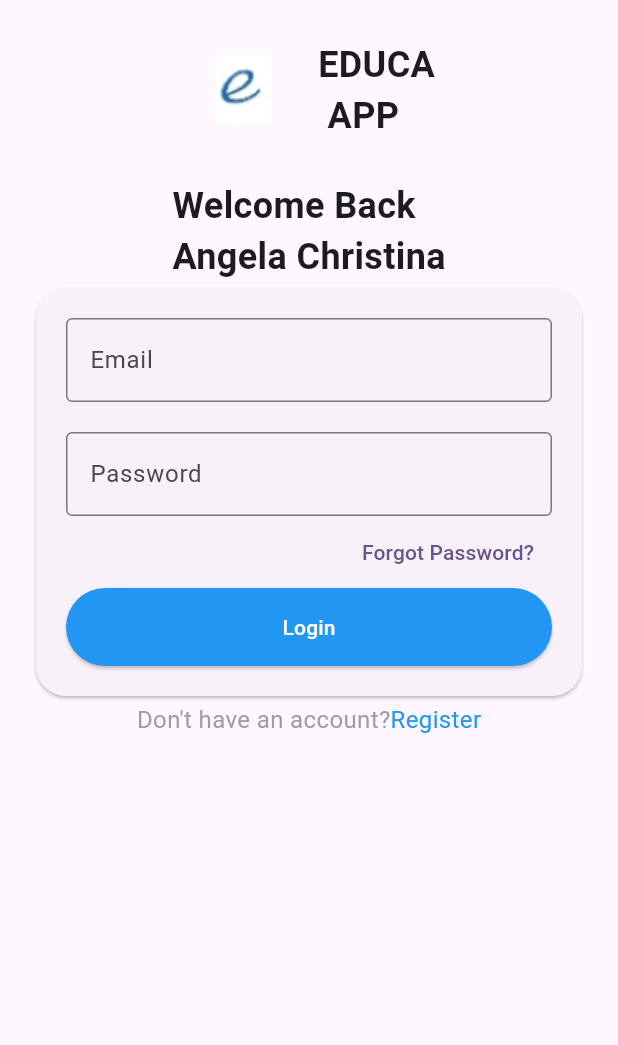
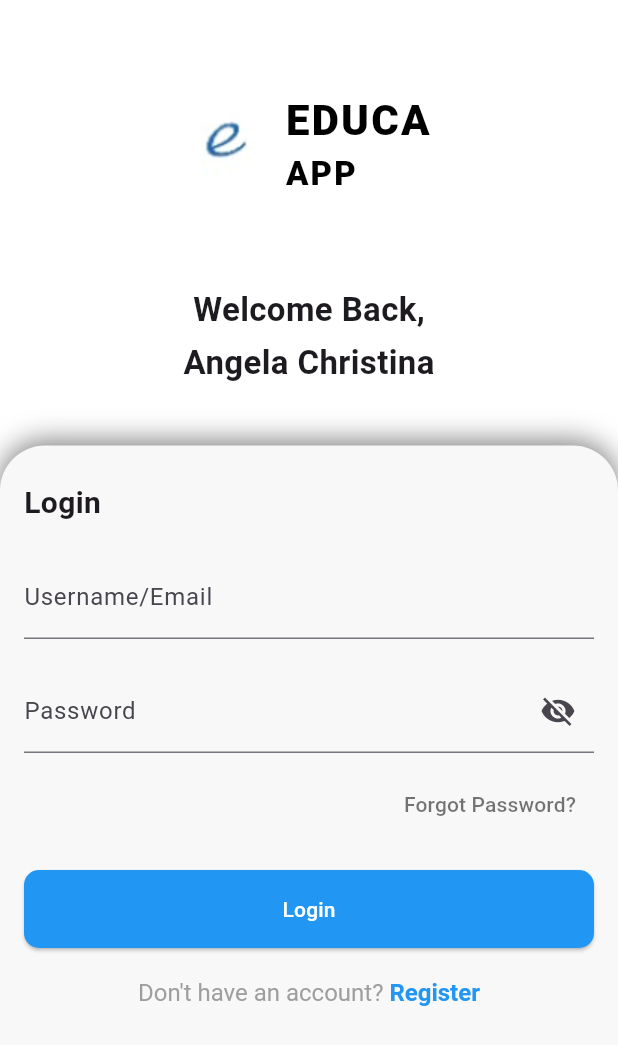
Before and after one commit to AsmiAd/trilink_assignment, a Flutter app: the screen it shows after launch, after a tap on "Task 2 - Login Page", on a phone screen of 412 x 824 dp. Shown: the top 1045 px of the screen. Run offline on Flutter 3.47's test engine with Material 3 defaults, Android fonts, the phone set to English and light mode, and no system bars; our stand-ins replace flutter_riverpod; network calls fail.

Commit message:
Enhance login screen layout and functionality; improve profile screen design

```diff
--- a/lib/login/screen/login_screen.dart
+++ b/lib/login/screen/login_screen.dart
@@ -9,51 +9,106 @@ class LoginScreen extends StatefulWidget {
 
 class _LoginScreenState extends State<LoginScreen> {
   final _formKey = GlobalKey<FormState>();
+  bool _isPasswordVisible = false;
 
   @override
   Widget build(BuildContext context) {
     return Scaffold(
+      backgroundColor: Colors.white,
       body: SafeArea(
-        child: Padding(
-          padding: EdgeInsets.all(20),
         child: Column(
+          crossAxisAlignment: CrossAxisAlignment.center,
           children: [
+            SizedBox(height: 60),
             //logo
             Row(
               mainAxisAlignment: MainAxisAlignment.center,
+              crossAxisAlignment: CrossAxisAlignment.center,
               children: [
-                  Image.asset('assets/images/logo.png', width: 80, height: 80),
+                Image.asset('assets/images/logo.png', width: 55, height: 55),
                 SizedBox(width: 10),
+                Column(
+                  crossAxisAlignment: CrossAxisAlignment.start,
+                  children: const [
                     Text(
-                    'EDUCA\n APP',
-                    style: TextStyle(fontSize: 24, fontWeight: FontWeight.bold),
+                      'EDUCA',
+                      style: TextStyle(
+                        fontSize: 28,
+                        fontWeight: FontWeight.w900,
+                        letterSpacing: 1.5,
+                        color: Colors.black,
+                      ),
+                    ),
+                    Text(
+                      'APP',
+                      style: TextStyle(
+                        fontSize: 22,
+                        fontWeight: FontWeight.w900,
+                        letterSpacing: 1.5,
+                        color: Colors.black,
+                      ),
                     ),
                   ],
                 ),
-              SizedBox(height: 20),
+              ],
+            ),
+            SizedBox(height: 60),
 
             //welcome text
-              Text(
-                'Welcome Back\nAngela Christina',
-                style: TextStyle(fontSize: 24, fontWeight: FontWeight.bold),
+            const Text(
+              "Welcome Back,",
+              style: TextStyle(fontSize: 22, fontWeight: FontWeight.bold),
+            ),
+            const SizedBox(height: 4),
+            const Text(
+              "Angela Christina",
+              style: TextStyle(fontSize: 22, fontWeight: FontWeight.bold),
             ),
 
+            const SizedBox(height: 40),
+
             //login card
-              Card(
-                shape: RoundedRectangleBorder(
-                  borderRadius: BorderRadius.circular(20),
+            Expanded(
+              child: Container(
+                padding: const EdgeInsets.symmetric(
+                  horizontal: 16,
+                  vertical: 24,
                 ),
-                child: Padding(
-                  padding: EdgeInsets.all(20),
+                decoration: BoxDecoration(
+                  color: const Color(0xFFF8F8F8),
+                  borderRadius: const BorderRadius.only(
+                    topLeft: Radius.circular(30),
+                    topRight: Radius.circular(30),
+                  ),
+                  boxShadow: [
+                    BoxShadow(
+                      color: Colors.black.withOpacity(0.5),
+                      blurRadius: 15,
+                      offset: const Offset(0, -3), // shadow upward
+                    ),
+                  ],
+                ),
                 child: Form(
                   key: _formKey,
                   child: Column(
                     children: [
+                      Align(
+                        alignment: Alignment.centerLeft,
+                        child: Text(
+                          'Login',
+                          style: TextStyle(
+                            fontSize: 20,
+                            fontWeight: FontWeight.bold,
+                          ),
+                        ),
+                      ),
+
+                      SizedBox(height: 20),
                       //email text field
                       TextFormField(
                         decoration: InputDecoration(
-                            labelText: 'Email',
-                            border: OutlineInputBorder(),
+                          labelText: 'Username/Email',
+                          border: UnderlineInputBorder(),
                         ),
                         validator: (value) {
                           if (value == null || value.isEmpty) {
@@ -69,9 +124,22 @@ class _LoginScreenState extends State<LoginScreen> {
 
                       //password text field
                       TextFormField(
+                        obscureText: !_isPasswordVisible,
                         decoration: InputDecoration(
                           labelText: 'Password',
-                            border: OutlineInputBorder(),
+                          border: const UnderlineInputBorder(),
+                          suffixIcon: IconButton(
+                            icon: Icon(
+                              _isPasswordVisible
+                                  ? Icons.visibility
+                                  : Icons.visibility_off,
+                            ),
+                            onPressed: () {
+                              setState(() {
+                                _isPasswordVisible = !_isPasswordVisible;
+                              });
+                            },
+                          ),
                         ),
                         validator: (value) {
                           if (value == null || value.isEmpty) {
@@ -82,8 +150,9 @@ class _LoginScreenState extends State<LoginScreen> {
                           }
                           return null;
                         },
-                          obscureText: true,
                       ),
+
+                      SizedBox(height: 10),
 
                       //forgot password text
                       Align(
@@ -91,14 +160,22 @@ class _LoginScreenState extends State<LoginScreen> {
                         child: TextButton(
                           onPressed: () {
                             ScaffoldMessenger.of(context).showSnackBar(
-                                SnackBar(content: Text('Forgot Password Clicked')),
+                              SnackBar(
+                                content: Text('Forgot Password Clicked'),
+                              ),
                             );
                           },
                           child: Text(
                             'Forgot Password?',
+                            style: TextStyle(
+                              color: Colors.black54,
+                              fontSize: 14,
                             ),
                           ),
                         ),
+                      ),
+
+                      SizedBox(height: 20),
 
                       //login button blue button
                       SizedBox(
@@ -108,6 +185,9 @@ class _LoginScreenState extends State<LoginScreen> {
                             backgroundColor: Colors.blue,
                             foregroundColor: Colors.white,
                             padding: EdgeInsets.symmetric(vertical: 16),
+                            shape: RoundedRectangleBorder(
+                              borderRadius: BorderRadius.circular(10),
+                            ),
                           ),
                           onPressed: () {
                             if (_formKey.currentState!.validate()) {
@@ -133,28 +213,31 @@ class _LoginScreenState extends State<LoginScreen> {
                           child: Text('Login'),
                         ),
                       ),
+
+                      SizedBox(height: 20),
+
+                      //register text
+                      RichText(
+                        text: TextSpan(
+                          style: TextStyle(color: Colors.grey, fontSize: 16),
+                          children: const [
+                            TextSpan(text: "Don't have an account? "),
+                            TextSpan(
+                              text: "Register",
+                              style: TextStyle(
+                                color: Colors.blue,
+                                fontWeight: FontWeight.bold,
+                              ),
+                            ),
+                          ],
+                        ),
+                      ),
                     ],
                   ),
                 ),
               ),
             ),
-
-              //register text
-              Row(
-                mainAxisAlignment: MainAxisAlignment.center,
-                children: [
-                  Text(
-                    "Don't have an account?",
-                    style: TextStyle(fontSize: 16, color: Colors.grey),
-                  ),
-                  Text(
-                    "Register",
-                    style: TextStyle(fontSize: 16, color: Colors.blue),
-                  ),
           ],
-              ),
-            ],
-          ),
         ),
       ),
     );
--- a/lib/main.dart
+++ b/lib/main.dart
@@ -16,9 +16,7 @@ class MyApp extends StatelessWidget {
   @override
   Widget build(BuildContext context) {
     return MaterialApp(
-      title: 'Flutter Demo',
       debugShowCheckedModeBanner: false,
-      theme: ThemeData(colorScheme: .fromSeed(seedColor: Colors.deepPurple)),
       home: const HomeScreen(),
     );
   }
--- a/lib/profile/screens/profile_screen.dart
+++ b/lib/profile/screens/profile_screen.dart
@@ -7,21 +7,39 @@ class ProfileScreen extends StatelessWidget {
   @override
   Widget build(BuildContext context) {
     return Scaffold(
-      //Profile
-      appBar: AppBar(title: const Text('Profile'), centerTitle: true),
+      backgroundColor: Colors.grey[100],
       body: SafeArea(
         child: SingleChildScrollView(
+          physics: const BouncingScrollPhysics(),
           child: Column(
+            crossAxisAlignment: CrossAxisAlignment.center,
             children: [
               const SizedBox(height: 20),
+              const Text(
+                "Profile",
+                style: TextStyle(
+                  fontSize: 20,
+                  fontWeight: FontWeight.w600,
+                  letterSpacing: 0.2,
+                ),
+              ),
+
+              SizedBox(height: 20),
 
               //Profile picture with edit icon
-              Center(
-                child: Stack(
+              Stack(
                 children: [
-                    CircleAvatar(
+                  Container(
+                    decoration: BoxDecoration(
+                      shape: BoxShape.circle,
+                      border: Border.all(color: Colors.white, width: 4),
+                    ),
+                    child: CircleAvatar(
                       radius: 60,
-                      backgroundImage: AssetImage('assets/images/profile.jpg'),
+                      backgroundImage: AssetImage(
+                        'assets/images/profile.jpg',
+                      ),
+                    ),
                   ),
                   Positioned(
                     bottom: 0,
@@ -32,16 +50,16 @@ class ProfileScreen extends StatelessWidget {
                         color: Colors.white,
                         borderRadius: BorderRadius.circular(12),
                       ),
-                        child: const Icon(Icons.edit, size: 18),
+                      child: const Icon(Icons.mode_edit_outlined, size: 18),
                     ),
                   ),
                 ],
-                ),
               ),
 
               //Personal info card
               Card(
                 margin: const EdgeInsets.all(16),
+                color: Colors.white,
                 child: Padding(
                   padding: const EdgeInsets.all(16),
                   child: Column(
@@ -98,6 +116,7 @@ class ProfileScreen extends StatelessWidget {
               //Account info card
               Card(
                 margin: const EdgeInsets.all(16),
+                color: Colors.white,
                 child: Padding(
                   padding: const EdgeInsets.all(16),
                   child: Column(
@@ -125,6 +144,10 @@ class ProfileScreen extends StatelessWidget {
       ),
 
       bottomNavigationBar: BottomNavigationBar(
+        backgroundColor: Colors.white,
+        selectedItemColor: const Color(0xFF00B686),
+        unselectedItemColor: Colors.grey[500],
+        showUnselectedLabels: true,
         items: const [
           BottomNavigationBarItem(
             icon: Icon(Icons.home_outlined),
--- a/lib/profile/widgets/profile_info_row.dart
+++ b/lib/profile/widgets/profile_info_row.dart
@@ -15,9 +15,9 @@ class ProfileInfoRow extends StatelessWidget {
   @override
   Widget build(BuildContext context) {
     return Row(
-      crossAxisAlignment: CrossAxisAlignment.start,
+      crossAxisAlignment: CrossAxisAlignment.center,
       children: [
-        Icon(icon),
+        Icon(icon, size: 28),
 
         const SizedBox(width: 12),
 
```
Lines whose indentation alone changed are shown as unchanged.
